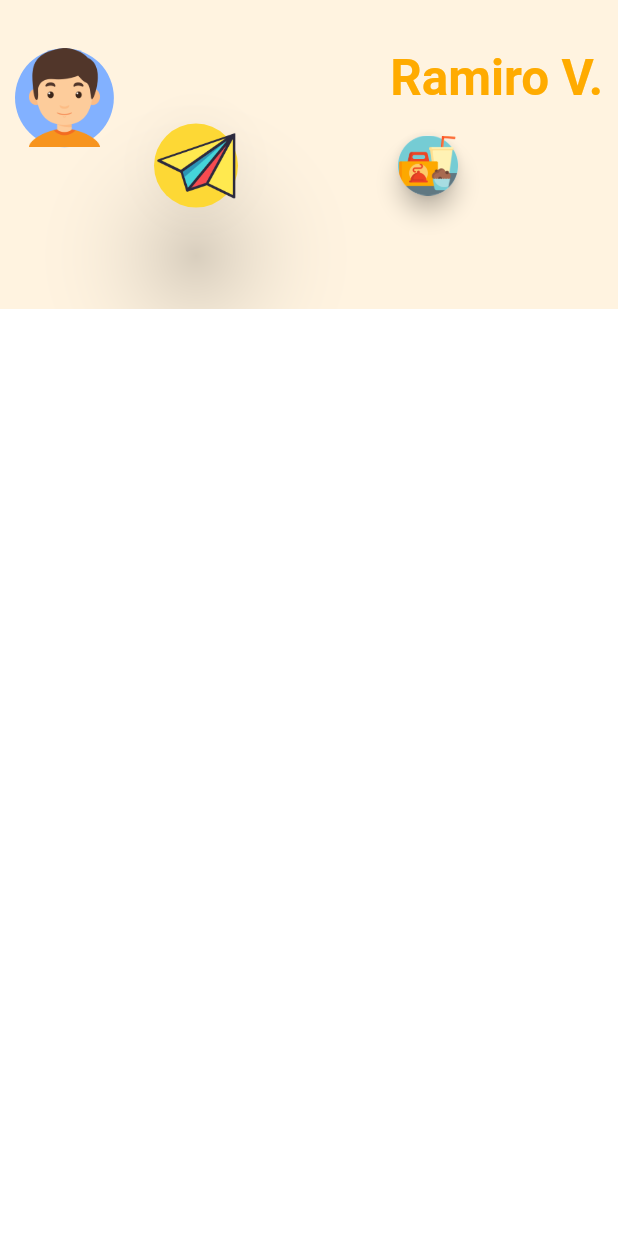
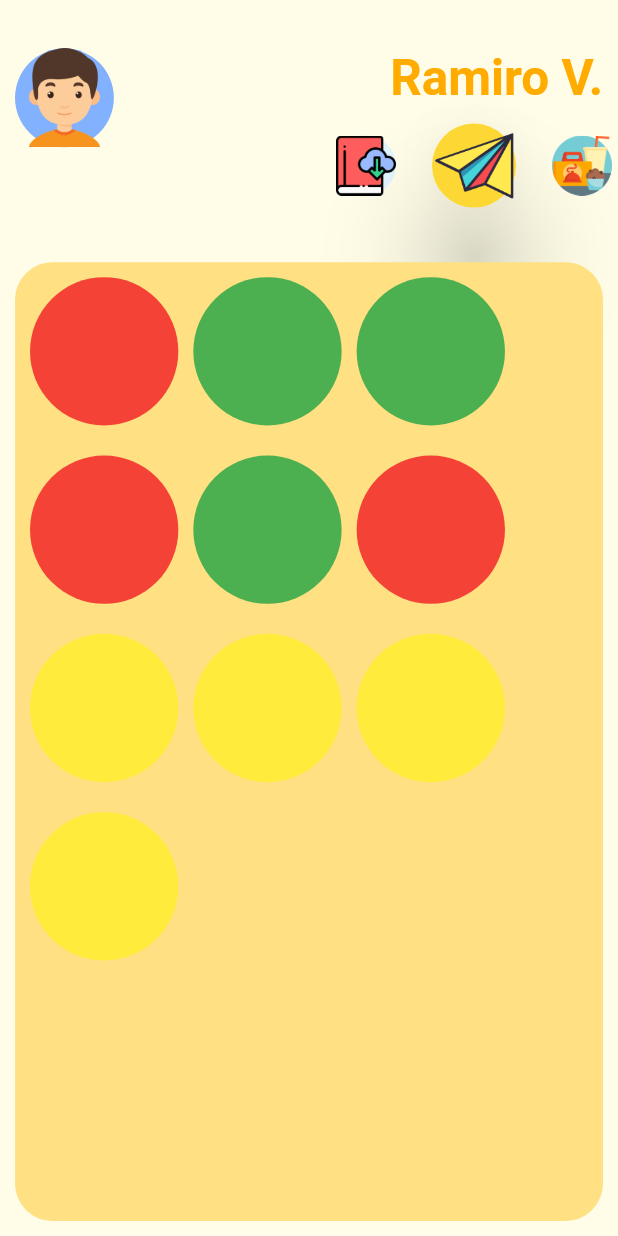
Before and after one commit to zphoenixz/fotoycopia, a Flutter app: the screen it shows after launch, on a phone screen of 412 x 824 dp. Run offline on Flutter 3.47's test engine with Material 2 defaults, Android fonts, the phone set to English and light mode, and no system bars; Roboto replaces fonts that are missing (Cereal); project files that could hold a hidden picture were left out.

Commit message:
lil animation and items added

```diff
--- a/lib/Pages/blankPage.dart
+++ b/lib/Pages/blankPage.dart
@@ -15,8 +15,13 @@ class _BlankPageState extends State<BlankPage> {
 
   _BlankPageState(this.color);
 
+  @override
   void initState() {
-
+    print("init blank");
+  }
+  @override
+  void dispose() {
+    print("dispose blank");
   }
 
   @override
--- /dev/null
+++ b/lib/Pages/copies/dashboard.dart
@@ -0,0 +1,116 @@
+import 'package:flutter/material.dart';
+import 'package:flutter/animation.dart';
+import 'dart:math';
+
+class DashboardPage extends StatefulWidget {
+  // final Color color;
+  // DashboardPage(this.color);
+
+  @override
+  State<StatefulWidget> createState() {
+    return _DashboardPageState();
+  }
+}
+
+class _DashboardPageState extends State<DashboardPage>
+    with SingleTickerProviderStateMixin, AutomaticKeepAliveClientMixin<DashboardPage> {
+  Animation<double> animation;
+  AnimationController controller;
+
+  List colors = [Colors.red, Colors.green, Colors.yellow];
+  Random random = new Random();
+  int index = 0;
+
+  @override
+  bool get wantKeepAlive => true;
+
+  @override
+  void initState() {
+    super.initState();
+    controller = new AnimationController(
+        duration: new Duration(milliseconds: 600), vsync: this);
+    animation =
+        new CurvedAnimation(parent: controller, curve: Curves.elasticInOut)
+          ..addListener(() => this.setState(() {}))
+          ..addStatusListener((AnimationStatus status) {});
+
+    controller.forward().whenComplete(() {
+      controller.reverse();
+    });
+  }
+
+  @override
+  void dispose() {
+    controller.dispose();
+    super.dispose();
+  }
+
+  @override
+  Widget build(BuildContext context) {
+    double screenHeight = MediaQuery.of(context).size.height;
+    double screenWidth = MediaQuery.of(context).size.width;
+
+    List<Widget> items = new List();
+
+    void changeIndex() {
+      setState(() => index = random.nextInt(3));
+    }
+
+    BoxDecoration _buildDecoratedAnimation() {
+      return BoxDecoration(
+        color: Colors.amber[200],
+        borderRadius: BorderRadius.all(
+          Radius.lerp(
+            Radius.circular(25.0),
+            Radius.circular(70.0),
+            animation.value,
+          ),
+        ),
+      );
+    }
+
+    Widget _item(int index) {
+      return CircleAvatar(
+        // child: Image.asset(
+        //   "assets/Icons/male_user.png",
+        // ),
+        radius: screenHeight * 0.06,
+        backgroundColor: colors[index],
+      );
+    }
+
+    void _cloudItems() {
+      for (int i = 0; i < 10; i++) {
+        changeIndex();
+        setState(() {
+          items.add(_item(index));
+        });
+
+        // items.add(SizedBox(width:screenWidth * 0.05));
+      }
+    }
+
+    Widget _buildCloudItems() {
+      _cloudItems();
+      return Container(
+        padding: new EdgeInsets.only(top: 10.0, left: 10.0),
+        child: Wrap(
+          runSpacing: 20.0,
+          spacing: 10.0,
+          crossAxisAlignment: WrapCrossAlignment.end,
+          direction: Axis.horizontal,
+          children: items,
+        ),
+      );
+    }
+
+    return Container(
+      margin: EdgeInsets.all(10.0),
+      color: Colors.transparent,
+      child: Container(
+        decoration: _buildDecoratedAnimation(),
+        child: _buildCloudItems(),
+      ),
+    );
+  }
+}
--- a/lib/Pages/homePage.dart
+++ b/lib/Pages/homePage.dart
@@ -1,6 +1,7 @@
 import 'package:flutter/material.dart';
 
 import 'blankPage.dart';
+import 'copies/dashboard.dart';
 
 class HomePage extends StatefulWidget {
   @override
@@ -10,14 +11,13 @@ class HomePage extends StatefulWidget {
 }
 
 class _HomePageState extends State<HomePage> {
-  bool _active = false;
   int _activePage = 1;
 
   ScrollController _pageController;
 
   void initState() {
     super.initState();
-    _pageController = new PageController(initialPage: 1);
+    _pageController = new PageController(initialPage: 1,keepPage: true,);
   }
 
   @override
@@ -34,12 +34,17 @@ class _HomePageState extends State<HomePage> {
           crossAxisAlignment: CrossAxisAlignment.start,
           mainAxisAlignment: MainAxisAlignment.spaceBetween,
           children: <Widget>[
-            CircleAvatar(
-              child: Image.asset(
-                "assets/Icons/male_user.png",
+            GestureDetector(
+              onTap: (){
+
+              },
+              child: CircleAvatar(
+                child: Image.asset(
+                  "assets/Icons/male_user.png",
+                ),
+                radius: screenHeight * 0.04,
+                backgroundColor: Colors.blueAccent[100],
               ),
-              radius: screenHeight * 0.04,
-              backgroundColor: Colors.blueAccent[100],
             ),
             Container(
               padding: new EdgeInsets.only(
@@ -48,7 +53,6 @@ class _HomePageState extends State<HomePage> {
               child: Text(
                 'Ramiro V.',
                 textAlign: TextAlign.justify,
-
                 style: new TextStyle(
                   fontSize: screenHeight * 0.04,
                   color: Colors.amberAccent[700],
@@ -63,8 +67,8 @@ class _HomePageState extends State<HomePage> {
 
     void displacePage(int displacement) {
       _pageController.animateTo(
-        MediaQuery.of(context).size.width * displacement,
-        duration: new Duration(milliseconds: 1500),
+        screenWidth * displacement,
+        duration: new Duration(milliseconds: 1000),
         curve: Curves.fastOutSlowIn,
       );
     }
@@ -72,52 +76,51 @@ class _HomePageState extends State<HomePage> {
     Widget _buildNavIconButton() {
       return Container(
         child: Container(
-          alignment: FractionalOffset.topCenter,
+          alignment: FractionalOffset.topRight,
           padding: new EdgeInsets.only(
             top: screenHeight * 0.10,
           ),
           child: Row(
-            mainAxisAlignment: MainAxisAlignment.spaceEvenly,
+            mainAxisAlignment: MainAxisAlignment.end,
             children: [
-              // FloatingActionButton(
-              //   elevation: 30.0,
-              //   mini: _activePage == 0 ? false : true,
-              //   onPressed: () {
-              //     setState(() {
-              //       // _activePage = 0;
-              //     });
-              //     displacePage(0);
-              //   },
-              //   backgroundColor: _activePage == 0 ? Colors.red[600] : Colors.lightBlue[50],
-              //   child: Icon(
-              //     Icons.settings,
-              //     color: _activePage == 0 ? Colors.white : Colors.black,
-              //   ),
-              // ),
+              FloatingActionButton(
+                elevation: _activePage == 0 ? 30.0 : 0.0,
+                mini: _activePage == 0 ? false : true,
+                onPressed: () {
+                  // setState(() {
+                  //   // _activePage = 0;
+                  // });
+                  displacePage(0);
+                },
+                backgroundColor: _activePage == 0 ? Colors.red[600] : Colors.lightBlue[50],
+                child: Image.asset("assets/Icons/libro_nube.png"),
+              ),
+              SizedBox(width: 20.0,),
               FloatingActionButton(
                 heroTag: 'submenu_center',
-                elevation: 30.0,
+                elevation: _activePage == 1 ? 30.0 : 0.0,
                 mini: _activePage == 1 ? false : true,
                 onPressed: () {
                   displacePage(1);
-                  setState(() {
-                    // _activePage = 1;
-                  });
+                  // setState(() {
+                  //   // _activePage = 1;
+                  // });
                 },
                 backgroundColor: _activePage == 1
                     ? Colors.yellow[600]
                     : Colors.lightBlue[50],
                 child: Image.asset("assets/Icons/plane.png"),
               ),
+              SizedBox(width: 20.0,),
               FloatingActionButton(
                 heroTag: 'submenu_right',
-                // elevation: 30.0,
+                elevation: _activePage == 2 ? 30.0 : 0.0,
                 mini: _activePage == 2 ? false : true,
                 onPressed: () {
                   displacePage(2);
-                  setState(() {
-                    // _activePage = 2;
-                  });
+                  // setState(() {
+                  //   // _activePage = 2;
+                  // });
                 },
                 backgroundColor:
                     _activePage == 2 ? Colors.green : Colors.lightBlue[50],
@@ -133,10 +136,14 @@ class _HomePageState extends State<HomePage> {
       return BlankPage(color);
     }
 
+    Widget _buildDashboardPage() {
+      return DashboardPage();
+    }
+
     Widget _buildPageView() {
       return Container(
         padding: new EdgeInsets.only(
-          top: screenHeight * 0.25,
+          top: screenHeight * 0.20,
         ),
         child: PageView(
           onPageChanged: (int value) {
@@ -148,10 +155,11 @@ class _HomePageState extends State<HomePage> {
           controller: _pageController,
           children: [
             _buildBlankPage(Colors.amber[50]),
-            _buildBlankPage(Colors.white),
+            _buildDashboardPage(),
             _buildBlankPage(Colors.yellow[50]),
           ],
         ),
+
       );
     }
 
--- a/lib/main.dart
+++ b/lib/main.dart
@@ -27,7 +27,7 @@ class _FotoyCopiaState extends State<FotoyCopia> {
       debugShowCheckedModeBanner: false,
       theme: ThemeData(
         // brightness: Brightness.light,
-        canvasColor: Colors.orange[50],
+        canvasColor: Colors.yellow[50],
         // primarySwatch: Colors.green,
         // accentColor: Colors.blue[50],
         // buttonColor: Colors.redAccent[100],
--- a/pubspec.yaml
+++ b/pubspec.yaml
@@ -43,6 +43,7 @@ flutter:
     - assets/Icons/burger.png
     - assets/Icons/comidas.png
     - assets/Icons/male_user.png
+    - assets/Icons/libro_nube.png
 
   # An image asset can refer to one or more resolution-specific "variants", see
   # https://flutter.io/assets-and-images/#resolution-aware.
```
Also changed, not shown: assets/Icons/libro_nube.png (added).
